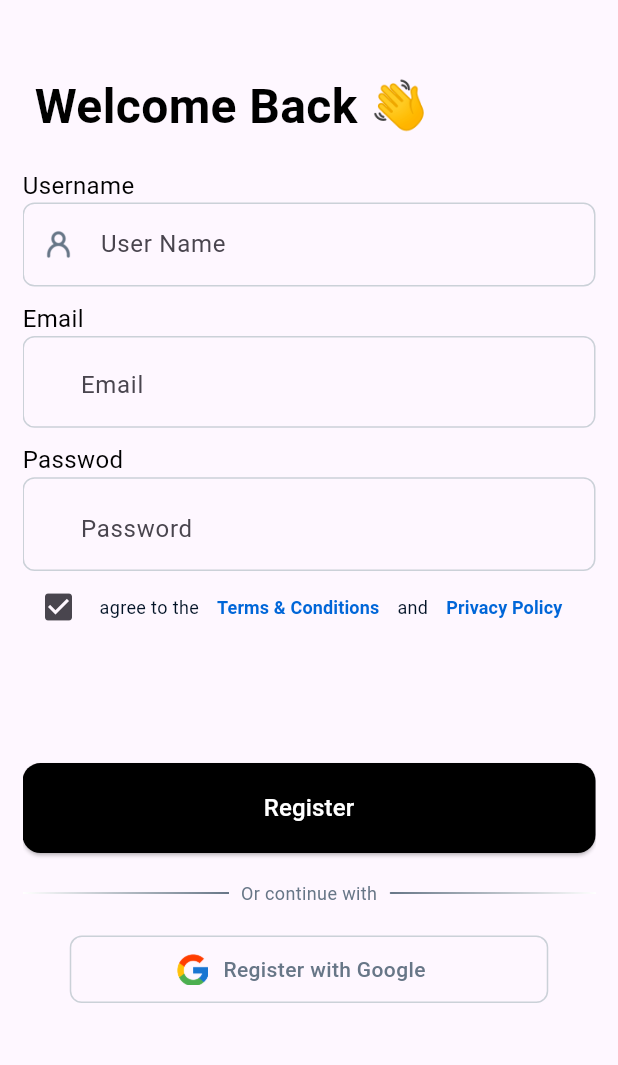
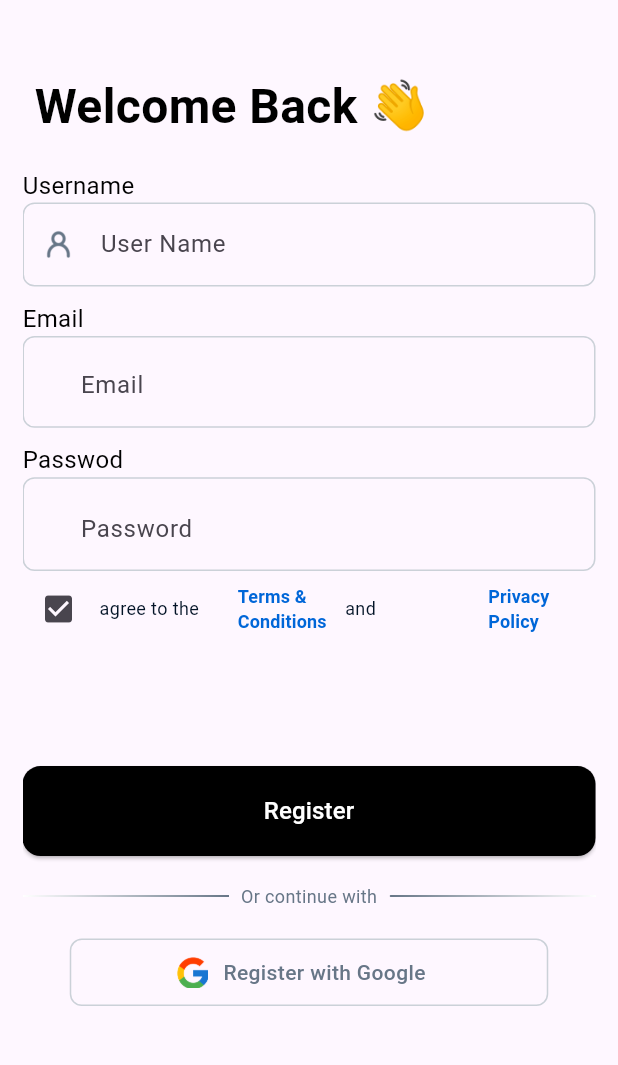
Before and after one commit to MSudaisdev05/my-first-app, a Flutter app: the SingUp screen opened directly, on a phone screen of 412 x 824 dp, the part 93-1158 px from its top. Run offline on Flutter 3.47's test engine with Material 3 defaults, Android fonts, the phone set to English and light mode, and no system bars.

Commit message:
updated code

```diff
--- a/lib/ui/screens/auth/singup.dart
+++ b/lib/ui/screens/auth/singup.dart
@@ -103,23 +103,34 @@ class _SingUpState extends State<SingUp> {
               Row(
                 children: [
                   IconButton(onPressed: () {}, icon: Icon(Icons.check_box)),
-                  Text(
+                  Expanded(
+                    child: Text(
                       " agree to the",
                       style: sty12.copyWith(color: Color(0xFF021326)),
                     ),
-                  TextButton(
+                  ),
+                  Expanded(
+                    child: TextButton(
                       onPressed: () {},
                       child: Text(
                         "Terms & Conditions",
                         style: sty12B.copyWith(color: Color(0xFF0066D8)),
                       ),
                     ),
-                  Text("and", style: sty12.copyWith(color: Color(0xFF021326))),
-                  TextButton(
+                  ),
+                  Expanded(
+                    child: Text(
+                      "and",
+                      style: sty12.copyWith(color: Color(0xFF021326)),
+                    ),
+                  ),
+                  Expanded(
+                    child: TextButton(
                       onPressed: () {},
                       child: Text(
                         "Privacy Policy",
                         style: sty12B.copyWith(color: Color(0xFF0066D8)),
+                      ),
                     ),
                   ),
                 ],
```
Lines whose indentation alone changed are shown as unchanged.
